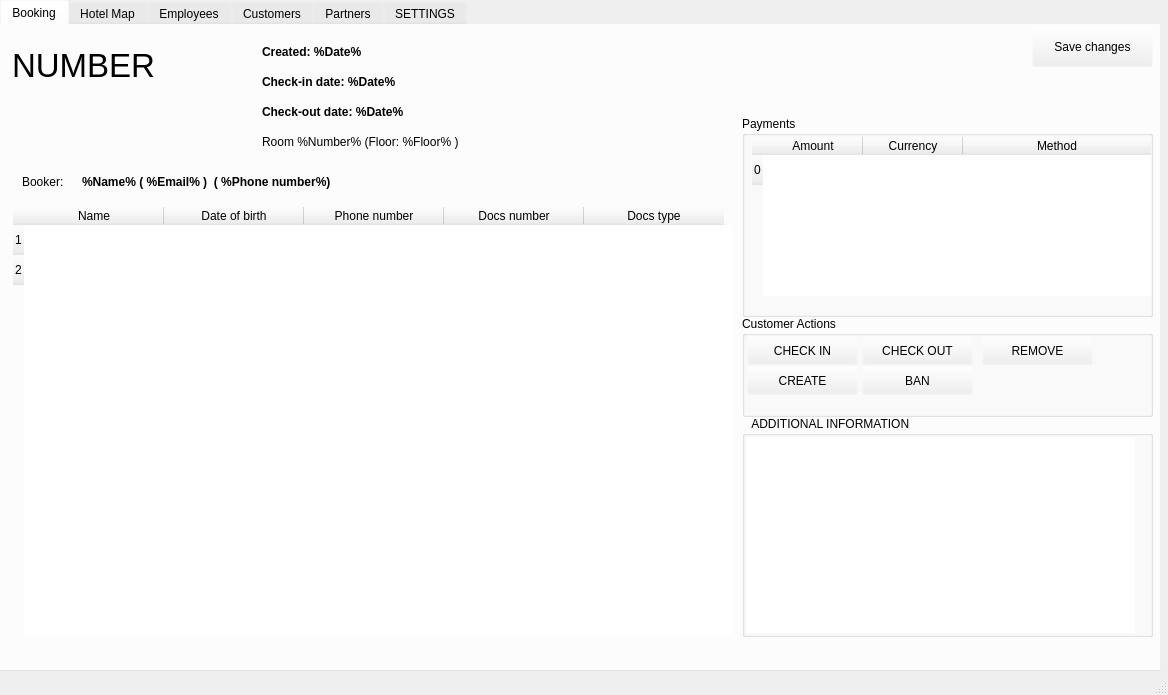
maksymba0/MXHotel, file mainwindow.ui: the form before one commit.
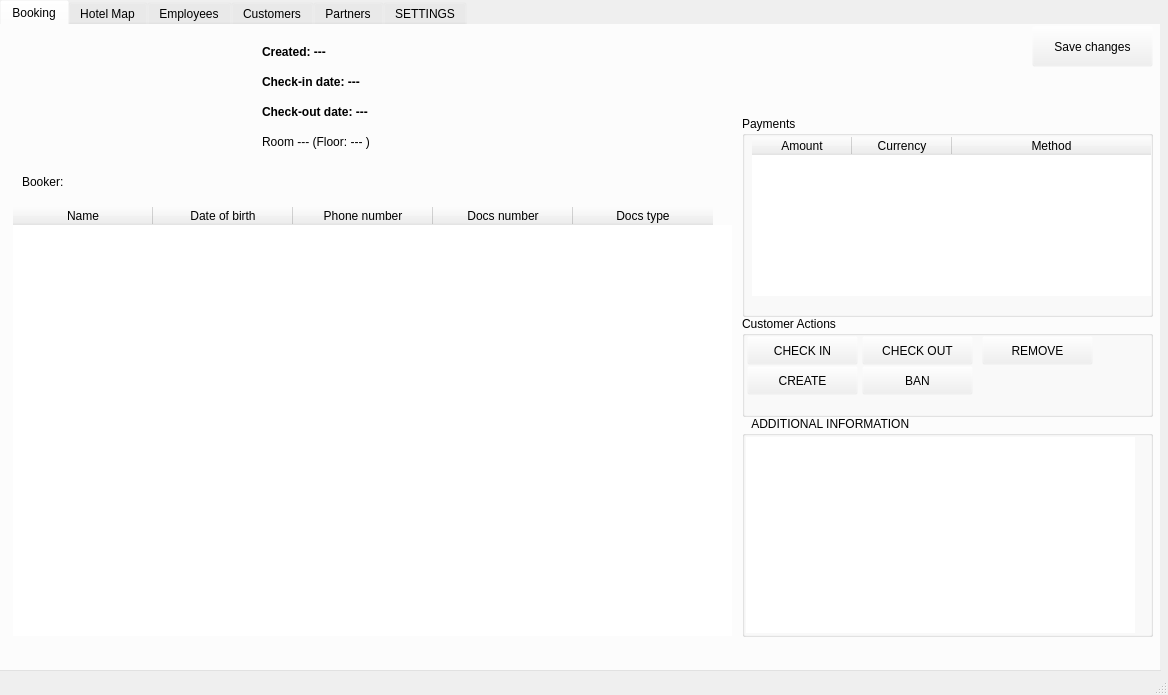
The form after the commit. Icons and pictures are not drawn.

Patch:
```diff
--- a/mainwindow.ui
+++ b/mainwindow.ui
@@ -1020,7 +1020,7 @@
        </font>
       </property>
       <property name="text">
-       <string>NUMBER</string>
+       <string/>
       </property>
       <property name="textInteractionFlags">
        <set>Qt::TextInteractionFlag::LinksAccessibleByMouse|Qt::TextInteractionFlag::TextSelectableByMouse</set>
@@ -1066,6 +1066,9 @@
       <property name="wordWrap">
        <bool>true</bool>
       </property>
+      <property name="rowCount">
+       <number>0</number>
+      </property>
       <attribute name="horizontalHeaderVisible">
        <bool>true</bool>
       </attribute>
@@ -1093,8 +1096,6 @@
       <attribute name="verticalHeaderStretchLastSection">
        <bool>false</bool>
       </attribute>
-      <row/>
-      <row/>
       <column>
        <property name="text">
         <string>Name</string>
@@ -1120,31 +1121,6 @@
         <string>Docs type</string>
        </property>
       </column>
-      <item row="0" column="0">
-       <property name="text">
-        <string/>
-       </property>
-       <property name="font">
-        <font>
-         <pointsize>6</pointsize>
-        </font>
-       </property>
-      </item>
-      <item row="0" column="1">
-       <property name="text">
-        <string/>
-       </property>
-      </item>
-      <item row="0" column="2">
-       <property name="text">
-        <string/>
-       </property>
-      </item>
-      <item row="1" column="1">
-       <property name="text">
-        <string/>
-       </property>
-      </item>
      </widget>
      <widget class="QLabel" name="label_4">
       <property name="geometry">
@@ -1161,7 +1137,7 @@
        </font>
       </property>
       <property name="text">
-       <string>Created: %Date%</string>
+       <string>Created: ---</string>
       </property>
      </widget>
      <widget class="QLabel" name="label_5">
@@ -1179,7 +1155,7 @@
        </font>
       </property>
       <property name="text">
-       <string>Check-out date: %Date%</string>
+       <string>Check-out date: ---</string>
       </property>
      </widget>
      <widget class="QLabel" name="label_2">
@@ -1200,7 +1176,7 @@
        </font>
       </property>
       <property name="text">
-       <string>%Name% ( %Email% )  ( %Phone number%)</string>
+       <string/>
       </property>
      </widget>
      <widget class="QGroupBox" name="groupBox">
@@ -1309,7 +1285,7 @@
        </font>
       </property>
       <property name="text">
-       <string>Check-in date: %Date%</string>
+       <string>Check-in date: ---</string>
       </property>
      </widget>
      <widget class="QGroupBox" name="groupBox_2">
@@ -1356,14 +1332,12 @@
          <height>161</height>
         </rect>
        </property>
+       <property name="rowCount">
+        <number>0</number>
+       </property>
        <attribute name="horizontalHeaderStretchLastSection">
         <bool>true</bool>
        </attribute>
-       <row>
-        <property name="text">
-         <string>0</string>
-        </property>
-       </row>
        <column>
         <property name="text">
          <string>Amount</string>
@@ -1379,30 +1353,6 @@
          <string>Method</string>
         </property>
        </column>
-       <item row="0" column="0">
-        <property name="text">
-         <string/>
-        </property>
-        <property name="textAlignment">
-         <set>AlignCenter</set>
-        </property>
-       </item>
-       <item row="0" column="1">
-        <property name="text">
-         <string/>
-        </property>
-        <property name="textAlignment">
-         <set>AlignCenter</set>
-        </property>
-       </item>
-       <item row="0" column="2">
-        <property name="text">
-         <string/>
-        </property>
-        <property name="textAlignment">
-         <set>AlignCenter</set>
-        </property>
-       </item>
       </widget>
      </widget>
      <widget class="QLabel" name="label_10">
@@ -1415,7 +1365,7 @@
        </rect>
       </property>
       <property name="text">
-       <string>Room %Number% (Floor: %Floor% )</string>
+       <string>Room --- (Floor: --- )</string>
       </property>
      </widget>
     </widget>
```
